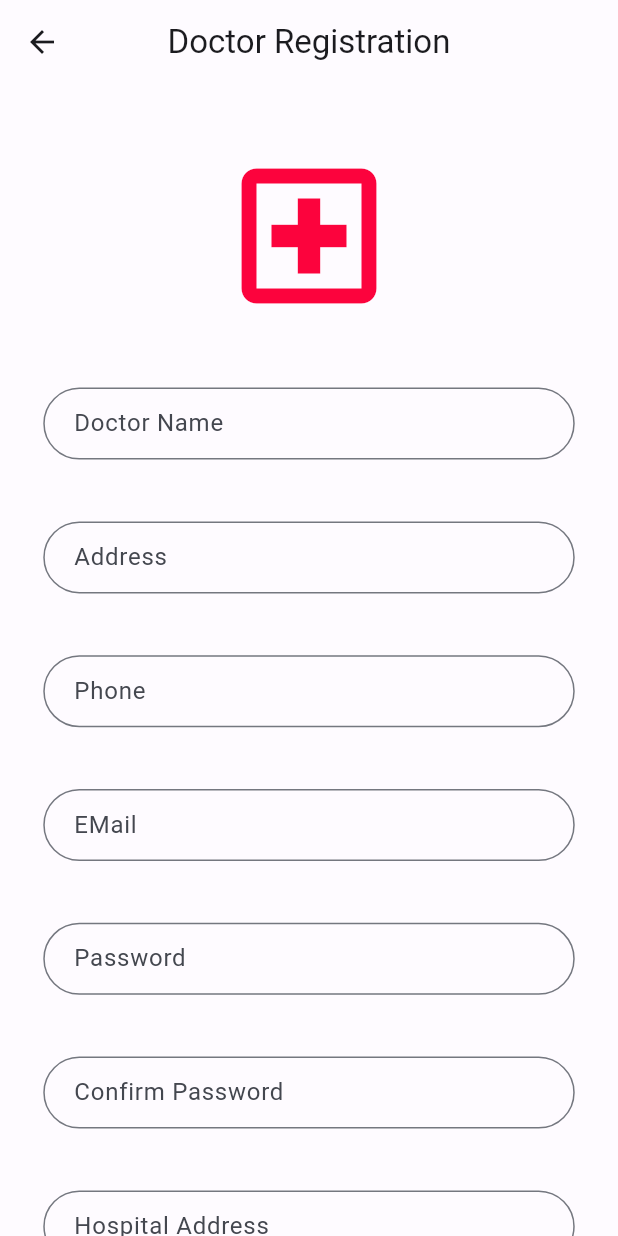
After one commit to dineshb-exe/AnimalVaxFrontEnd, a Flutter app: the DocRegister screen opened by its route, on a phone screen of 412 x 824 dp. The commit adds this screen. Run offline on Flutter 3.47's test engine with Material 2 defaults, Android fonts, the phone set to English and light mode, and no system bars; our stand-ins replace bloc, flutter_bloc, google_fonts, location; missing offline and left inert: jwt_decode.

Commit message:
Registration enabled for Doctors

```diff
--- a/lib/login/bloc/login_event.dart
+++ b/lib/login/bloc/login_event.dart
@@ -9,5 +9,6 @@ class LoginInitialCheck extends LoginEvent {}
 
 class LoginButtonPressedEvent extends LoginEvent {
   final PreLogin credentials;
-  LoginButtonPressedEvent({required this.credentials});
+  final String type;
+  LoginButtonPressedEvent({required this.credentials, required this.type});
 }
--- /dev/null
+++ b/lib/registration/doc_register_main.dart
@@ -0,0 +1,18 @@
+import 'package:animal_vax/registration/utilities/doc_register_widget.dart';
+import 'package:flutter/material.dart';
+
+class DocRegister extends StatelessWidget {
+  const DocRegister({Key? key}) : super(key: key);
+  @override
+  Widget build(BuildContext context) {
+    return Scaffold(
+        appBar: AppBar(
+          title: const Text(
+              "Doctor Registration"
+          ),
+          centerTitle: true,
+        ),
+        body: const DocRegisterWidget()
+    );
+  }
+}
--- /dev/null
+++ b/lib/registration/models/doc_reg_model.dart
@@ -0,0 +1,13 @@
+import 'package:json_annotation/json_annotation.dart';
+
+part 'doc_reg_model.g.dart';
+
+@JsonSerializable()
+class Doctor {
+  String name, address, email, password, hospital_address, phone;
+  Doctor({required this.name, required this.phone, required this.address, required this.password, required this.email, required this.hospital_address});
+
+  factory Doctor.fromJson(Map<String, dynamic> data) => _$DoctorFromJson(data);
+
+  Map<String, dynamic> toJson() => _$DoctorToJson(this);
+}
--- a/lib/registration/reg_services.dart
+++ b/lib/registration/reg_services.dart
@@ -1,9 +1,9 @@
-import 'package:animal_vax/registration/reg_model.dart';
+import 'package:animal_vax/registration/models/doc_reg_model.dart';
+import 'package:animal_vax/registration/models/reg_model.dart';
 import 'package:http/http.dart';
 
 class OwnerServices{
   Future<void> register(Owner o1) async{
-    print("${o1.name},${o1.address},${o1.password},${o1.email},${o1.phone},${o1.pet_id}");
     final response = await post(
       Uri.parse("https://tnpetvac.onrender.com/owners/create/"),
       body: o1.toJSON()
@@ -11,3 +11,14 @@ class OwnerServices{
     print("HI DA, ${response}");
   }
 }
+
+class DoctorServices {
+  Future<void> register(Doctor d1) async{
+    print("${d1.name},${d1.address},${d1.password},${d1.email},${d1.phone}");
+    final response = await post(
+        Uri.parse("https://tnpetvac.onrender.com/doctors/create/"),
+        body: d1.toJson()
+    );
+    print("HI DA, ${response}");
+  }
+}
--- /dev/null
+++ b/lib/registration/utilities/doc_register_widget.dart
@@ -0,0 +1,95 @@
+import 'package:animal_vax/global_utilities/general_field.dart';
+import 'package:animal_vax/registration/models/doc_reg_model.dart';
+import 'package:animal_vax/registration/reg_services.dart';
+import 'package:animal_vax/routes.dart';
+import 'package:flutter/material.dart';
+import 'package:google_fonts/google_fonts.dart';
+
+class DocRegisterWidget extends StatefulWidget {
+  const DocRegisterWidget({super.key});
+
+  @override
+  State<DocRegisterWidget> createState() => _DocRegisterWidgetState();
+}
+
+class _DocRegisterWidgetState extends State<DocRegisterWidget> {
+  TextEditingController docNameCont = TextEditingController();
+  TextEditingController docAddressCont = TextEditingController();
+  TextEditingController docPhoneCont = TextEditingController();
+  TextEditingController docEMailCont = TextEditingController();
+  TextEditingController docPasswordCont = TextEditingController();
+  TextEditingController docConfirmPasswordCont = TextEditingController();
+  TextEditingController docHospitalAddressCont = TextEditingController();
+  bool _loading = false;
+  final GlobalKey<FormState> docRegKey = GlobalKey<FormState>();
+  @override
+  Widget build(BuildContext context) {
+    return SingleChildScrollView(
+      child: Form(
+        key: docRegKey,
+        child: Column(
+          crossAxisAlignment: CrossAxisAlignment.center,
+          children: [
+            SizedBox(
+              height: MediaQuery.of(context).size.height*0.05,
+            ),
+            const Icon(
+              Icons.local_hospital_outlined,
+              size: 120.0,
+              color: Color(0xFFFC033D),
+            ),
+            SizedBox(
+              height: MediaQuery.of(context).size.height*0.05,
+            ),
+            GeneralField(placeholder: "Doctor Name", tc: docNameCont, validationType: 1),
+            GeneralField(placeholder: "Address", tc: docAddressCont, validationType: 1),
+            GeneralField(placeholder: "Phone", tc: docPhoneCont, validationType: 1),
+            GeneralField(placeholder: "EMail", tc: docEMailCont, validationType: 1),
+            GeneralField(placeholder: "Password", tc: docPasswordCont, validationType: 1),
+            GeneralField(placeholder: "Confirm Password", tc: docConfirmPasswordCont, validationType: 1),
+            GeneralField(placeholder: "Hospital Address", tc: docHospitalAddressCont, validationType: 1),
+            SizedBox(
+              height: MediaQuery.of(context).size.height*0.05,
+            ),
+            SizedBox(
+              height: MediaQuery.of(context).size.height*0.02,
+            ),
+            (!_loading)?ElevatedButton(
+              onPressed: () async{
+                if(docRegKey.currentState!.validate() && docPasswordCont.text == docConfirmPasswordCont.text){
+                  _loading = true;
+                  setState(() {});
+                  //HTTP POST call to backend
+                  Doctor d1 = Doctor(
+                    name: docNameCont.text,
+                    address: docAddressCont.text,
+                    password: docPasswordCont.text,
+                    phone: "+91 ${docPhoneCont.text}",
+                    email: docEMailCont.text,
+                    hospital_address: docHospitalAddressCont.text
+                  );
+                  DoctorServices dS1 = DoctorServices();
+                  await dS1.register(d1);
+                  _loading = false;
+                  setState(() {});
+                  Navigator.popAndPushNamed(context, RouteManager.registerConfirmation);
+                }
+              },
+              style: ElevatedButton.styleFrom(
+                minimumSize: Size(MediaQuery.of(context).size.width*0.3,MediaQuery.of(context).size.height*0.05),
+              ),
+              child: Text(
+                  "Submit",
+                  style: GoogleFonts.poppins()
+              ),
+            ):
+            const CircularProgressIndicator(),
+            SizedBox(
+              height: MediaQuery.of(context).size.height*0.05,
+            ),
+          ],
+        ),
+      ),
+    );
+  }
+}
--- a/lib/routes.dart
+++ b/lib/routes.dart
@@ -2,6 +2,7 @@ import 'package:animal_vax/dashboard/dashboard_main.dart';
 import 'package:animal_vax/location/location_main.dart';
 import 'package:animal_vax/new_pet/new_pet_main.dart';
 import 'package:animal_vax/registration/confirmation.dart';
+import 'package:animal_vax/registration/doc_register_main.dart';
 import 'package:animal_vax/registration/reg_main.dart';
 import 'package:flutter/material.dart';
 import 'login/login_main.dart';
@@ -13,6 +14,7 @@ class RouteManager {
   static const String location = '/location';
   static const String dashboard = '/dashboard';
   static const String newPet = '/newPet';
+  static const String docRegister = '/docRegister';
 
   static Route<dynamic> generateRoute(RouteSettings settings) {
     var valuesReceived;
@@ -26,7 +28,7 @@ class RouteManager {
         );
       case register:
         return MaterialPageRoute(
-          builder: (context) => Register(),
+          builder: (context) => const Register(),
         );
       case location:
         return MaterialPageRoute(
@@ -53,6 +55,8 @@ class RouteManager {
             user: valuesReceived['user']
           ),
         );
+      case docRegister:
+        return MaterialPageRoute(builder: (context) => const DocRegister());
       default:
         throw const FormatException('Routing la error irukku');
     }
```
Also changed, not shown: lib/login/bloc/login_bloc.dart (+9 -3 lines), lib/login/utilities/login_widget.dart (+19 -14 lines), lib/registration/reg_main.dart (+3 -4 lines), lib/registration/utilities/register_widget.dart (+7 -7 lines), lib/registration/models/doc_reg_model.g.dart (added), lib/registration/models/reg_model.dart (renamed from lib/registration/reg_model.dart), lib/registration/models/reg_model.g.dart (renamed from lib/registration/reg_model.g.dart).
